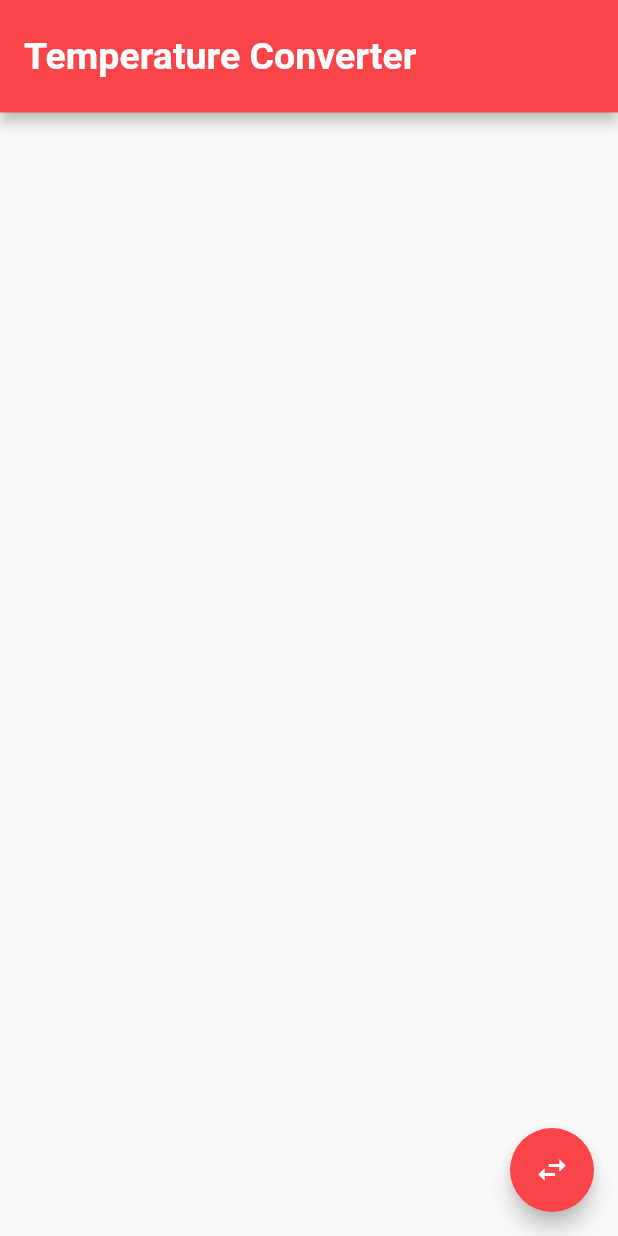
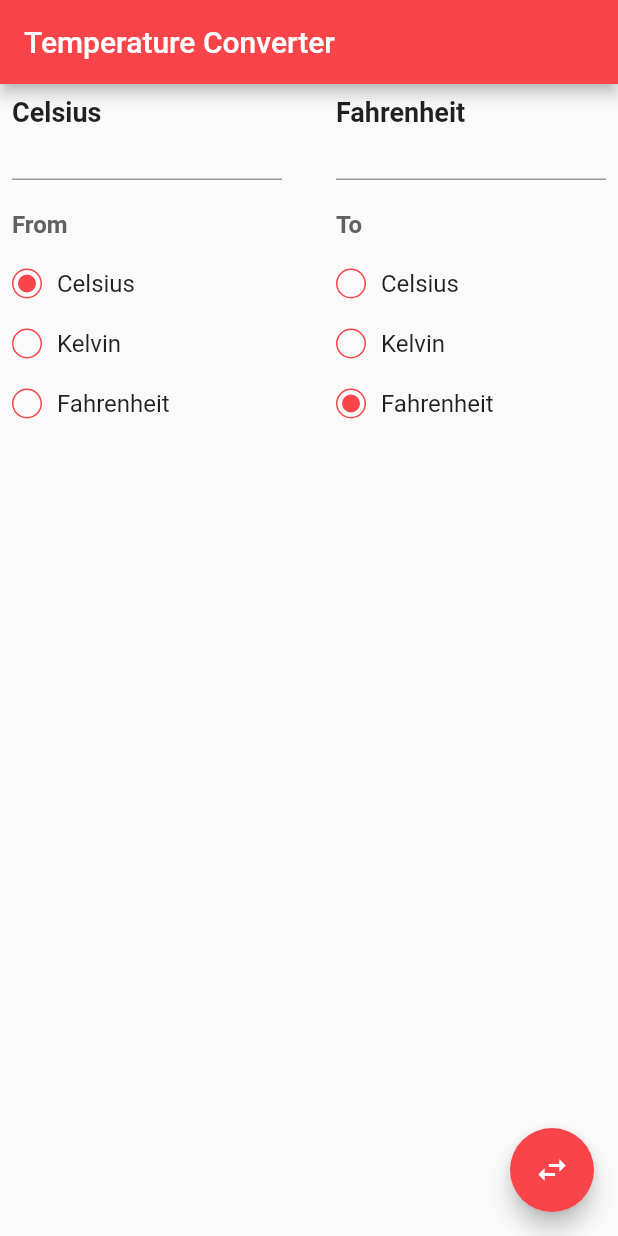
Before and after one commit to harishngt/Temperature-Converter-App, a Flutter app: the screen it shows after launch, on a phone screen of 412 x 824 dp. Run offline on Flutter 3.47's test engine with Material 2 defaults, Android fonts, the phone set to English and light mode, and no system bars.

Commit message:
UI Completed

```diff
--- a/lib/temperature.dart
+++ b/lib/temperature.dart
@@ -1,5 +1,6 @@
 import 'package:flutter/material.dart';
 import 'package:temperature_converter_app/theme/color.dart';
+import 'package:temperature_converter_app/widgets/radiobutton.dart';
 
 class TempConv extends StatefulWidget {
   const TempConv({super.key});
@@ -9,25 +10,145 @@ class TempConv extends StatefulWidget {
 }
 
 class _TempConvState extends State<TempConv> {
+  List tempunitss = [
+    'Celsius',
+    'Kelvin',
+    'Fahrenheit',
+  ];
+  String temp = '';
+  String currentin = 'Celsius';
+  String currentout = 'Fahrenheit';
   @override
   Widget build(BuildContext context) {
     return Scaffold(
       appBar: AppBar(
         title: Text(
           "Temperature Converter",
-          style: TextStyle(
-              fontWeight: FontWeight.bold, color: Colors.white, fontSize: 25),
+          style: TextStyle(color: Colors.white),
         ),
         backgroundColor: AppColor.primary,
-        toolbarHeight: 75,
+      ),
+      body: Padding(
+        padding: const EdgeInsets.all(8.0),
+        child: Row(
+          mainAxisAlignment: MainAxisAlignment.spaceBetween,
+          children: [
+            Column(
+              crossAxisAlignment: CrossAxisAlignment.start,
+              children: [
+                Text(
+                  currentin,
+                  style: TextStyle(
+                    fontSize: 18,
+                    fontWeight: FontWeight.bold,
+                  ),
+                ),
+                Container(
+                  height: 35,
+                  width: 180,
+                  child: TextFormField(
+                    keyboardType: TextInputType.number,
+                    style: TextStyle(fontSize: 20),
+                    maxLines: 1,
+                    minLines: 1,
+                    decoration: InputDecoration(
+                      border: UnderlineInputBorder(),
+                    ),
+                  ),
+                ),
+                SizedBox(height: 20),
+                Text(
+                  'From',
+                  style: TextStyle(
+                    fontSize: 16,
+                    color: Colors.grey.shade700,
+                    fontWeight: FontWeight.bold,
+                  ),
+                ),
+                SizedBox(height: 10),
+                Expanded(
+                  child: Column(
+                    crossAxisAlignment: CrossAxisAlignment.start,
+                    children: [
+                      for (int i = 0; i < tempunitss.length; i++)
+                        CustomRadioButton(
+                          unit: tempunitss[i],
+                          currentlySelected: currentin,
+                          onTap: (unit) {
+                            currentin = unit;
+                            setState(() {});
+                          },
+                        ),
+                    ],
+                  ),
+                ),
+              ],
+            ),
+            Column(
+              crossAxisAlignment: CrossAxisAlignment.start,
+              children: [
+                Text(
+                  currentout,
+                  style: TextStyle(
+                    fontSize: 18,
+                    fontWeight: FontWeight.bold,
+                  ),
+                ),
+                Container(
+                  height: 35,
+                  width: 180,
+                  child: TextFormField(
+                    keyboardType: TextInputType.number,
+                    style: TextStyle(fontSize: 20),
+                    maxLines: 1,
+                    minLines: 1,
+                    decoration: InputDecoration(
+                      border: UnderlineInputBorder(),
+                    ),
+                  ),
+                ),
+                SizedBox(height: 20),
+                Text(
+                  'To',
+                  style: TextStyle(
+                    fontSize: 16,
+                    color: Colors.grey.shade700,
+                    fontWeight: FontWeight.bold,
+                  ),
+                ),
+                SizedBox(height: 10),
+                Expanded(
+                  child: Column(
+                    crossAxisAlignment: CrossAxisAlignment.start,
+                    children: [
+                      for (int i = 0; i < tempunitss.length; i++)
+                        CustomRadioButton(
+                          unit: tempunitss[i],
+                          currentlySelected: currentout,
+                          onTap: (unit) {
+                            currentout = unit;
+                            setState(() {});
+                          },
+                        ),
+                    ],
+                  ),
+                ),
+              ],
+            ),
+          ],
+        ),
       ),
       floatingActionButton: FloatingActionButton(
         child: Icon(Icons.swap_horiz_sharp),
-        onPressed: () {},
+        onPressed: () {
+          temp = currentin;
+          currentin = currentout;
+          currentout = temp;
+          setState(() {});
+        },
         foregroundColor: AppColor.secondary,
         backgroundColor: AppColor.primary,
       ),
-      body: Container(),
     );
   }
 }
--- /dev/null
+++ b/lib/widgets/radiobutton.dart
@@ -0,0 +1,64 @@
+import 'package:flutter/material.dart';
+import 'package:temperature_converter_app/theme/color.dart';
+
+class CustomRadioButton extends StatelessWidget {
+  final String unit;
+  final String currentlySelected;
+  final Function? onTap;
+  const CustomRadioButton({
+    super.key,
+    required this.unit,
+    this.onTap,
+    required this.currentlySelected,
+  });
+
+  @override
+  Widget build(BuildContext context) {
+    return GestureDetector(
+      onTap: () {
+        if (onTap != null) {
+          onTap!(unit);
+        }
+      },
+      child: Container(
+        margin: EdgeInsets.symmetric(vertical: 10),
+        child: Row(
+          children: [
+            Container(
+              height: 20,
+              width: 20,
+              child: Padding(
+                padding: const EdgeInsets.all(3.0),
+                child: Container(
+                  height: 15,
+                  width: 15,
+                  decoration: BoxDecoration(
+                    borderRadius: BorderRadius.circular(100),
+                    color: (currentlySelected == unit)
+                        ? (AppColor.primary)
+                        : (Colors.transparent),
+                  ),
+                ),
+              ),
+              decoration: BoxDecoration(
+                borderRadius: BorderRadius.circular(100),
+                border: Border.all(
+                  color: AppColor.primary,
+                ),
+              ),
+            ),
+            SizedBox(
+              width: 10,
+            ),
+            Text(
+              unit,
+              style: TextStyle(
+                fontSize: 16,
+              ),
+            ),
+          ],
+        ),
+      ),
+    );
+  }
+}
```
